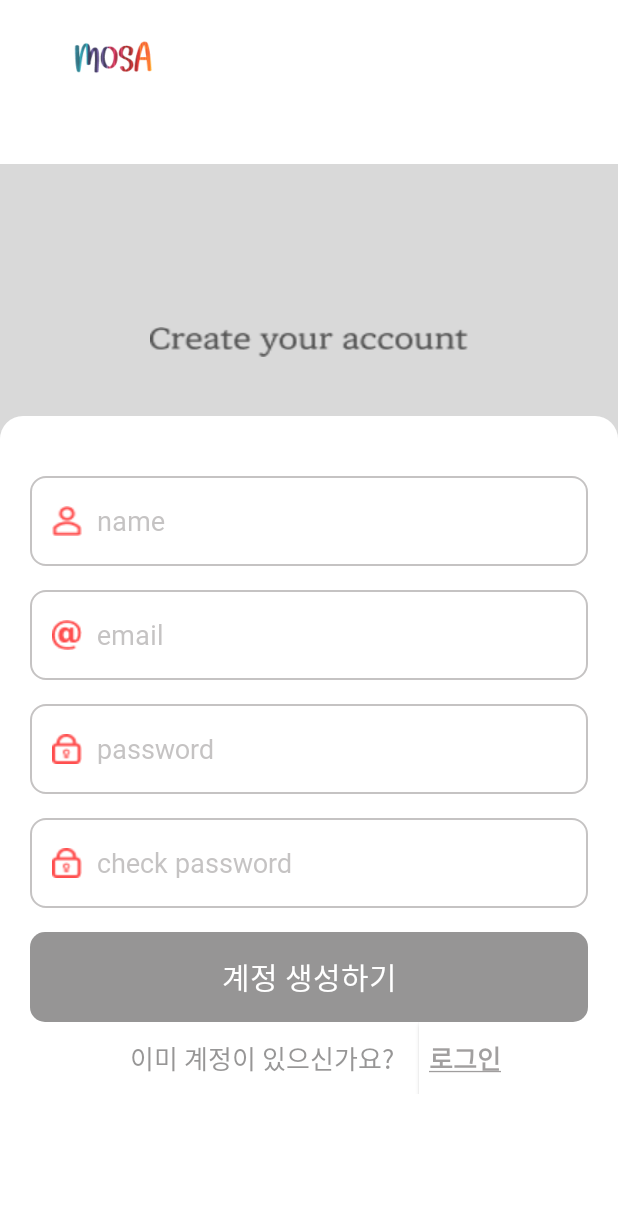
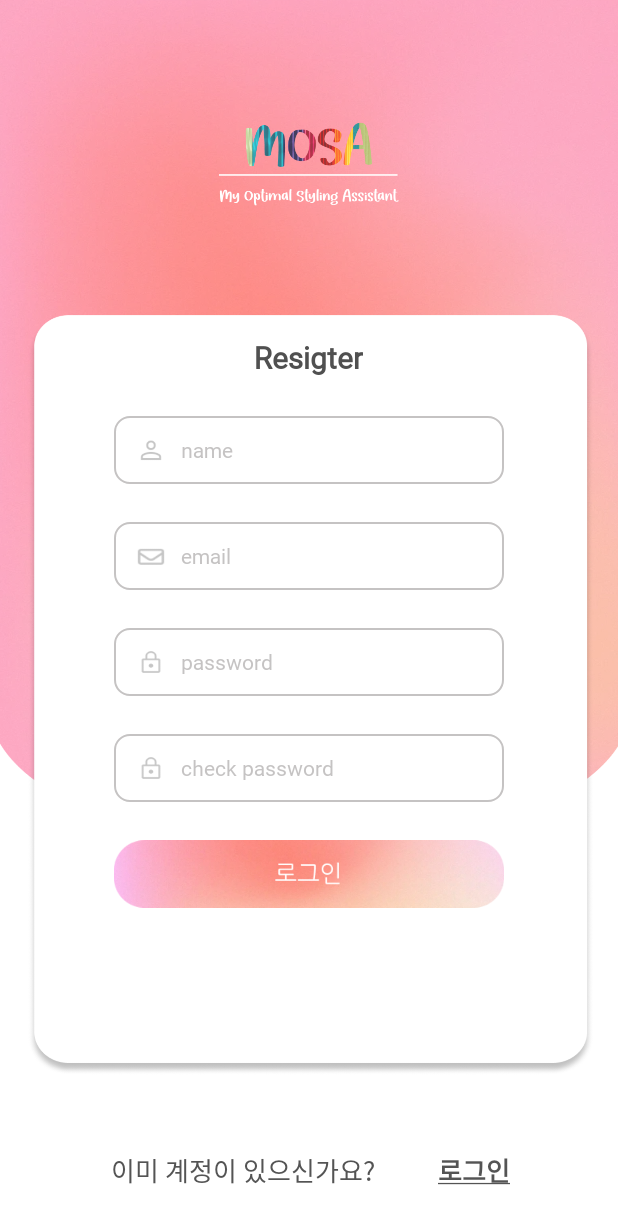
Before and after one commit to yunnn426/Mosa, an Android app: the screen it shows after launch once a user with an empty profile is signed in (subSignup), after a tap on "계정 생성하기", on a phone screen of 412 x 824 dp. Shown: the top 1224 px of the screen. Run offline under Robolectric (Android 15) with nearby library versions, the phone set to English and light mode, and no system bars; our stand-ins replace Firebase (no records; nobody signed in at launch, a user with empty details on screens opened directly).

Commit message:
로그인, 회원가입 화면 ui 수정

```diff
--- a/app/src/main/java/com/example/mosa/Signup.java
+++ b/app/src/main/java/com/example/mosa/Signup.java
@@ -5,6 +5,8 @@ import android.os.Bundle;
 import android.view.View;
 import android.widget.Button;
 import android.widget.EditText;
+import android.widget.ImageButton;
+import android.widget.TextView;
 import android.widget.Toast;
 
 import com.google.firebase.FirebaseApp;
@@ -15,7 +17,7 @@ import androidx.appcompat.app.AppCompatActivity;
 
 //이거를 main쪽의 같은 이름의 클래스로 바꿔서 생각
 public class Signup extends AppCompatActivity {
-    private Button login;
+    private ImageButton login;
     private EditText email_login;
     private EditText pwd_login;
     FirebaseAuth firebaseAuth;
@@ -56,8 +58,8 @@ public class Signup extends AppCompatActivity {
             startActivity(intent);
         });
 
-        Button imageButton = findViewById(R.id.Layout_signup);
-        imageButton.setOnClickListener(view -> {
+        Button signUp = findViewById(R.id.Layout_signup);
+        signUp.setOnClickListener(view -> {
             Intent intent = new Intent(getApplicationContext(),
                     subSignup.class);
             startActivity(intent);
--- a/app/src/main/java/com/example/mosa/subSignup.java
+++ b/app/src/main/java/com/example/mosa/subSignup.java
@@ -8,6 +8,7 @@ import android.util.Log;
 import android.view.View;
 import android.widget.Button;
 import android.widget.EditText;
+import android.widget.ImageButton;
 import android.widget.Toast;
 
 import androidx.annotation.NonNull;
@@ -33,7 +34,7 @@ import java.util.Map;
 public class subSignup extends AppCompatActivity {
     private static final String TAG = "RegisterActivity";
     EditText mEmailText, mPasswordText, mPasswordcheckText, mName;
-    Button mregisterBtn;
+    ImageButton mregisterBtn;
     private FirebaseAuth firebaseAuth;
 
     private EditText email_join;
--- a/app/src/main/res/layout/activity_signup.xml
+++ b/app/src/main/res/layout/activity_signup.xml
@@ -4,72 +4,66 @@
     android:layout_width="match_parent"
     android:layout_height="match_parent"
     android:orientation="vertical"
-    android:background="@color/white"
+    android:background="@drawable/signup_bg"
     >
 
     <ImageView
         android:id="@+id/mosa_logo"
         android:layout_width="120dp"
         android:layout_height="79dp"
-        android:layout_marginHorizontal="15dp"
-        android:background="@drawable/mosa_color"
 
+        android:layout_marginVertical="65dp"
+        android:background="@drawable/mosa_big"
+        app:layout_constraintEnd_toEndOf="parent"
+        app:layout_constraintHorizontal_bias="0.5"
         app:layout_constraintStart_toStartOf="parent"
         app:layout_constraintTop_toTopOf="parent"
         />
 
-    <ScrollView
+    <LinearLayout
+        android:id="@+id/signup_box"
         android:layout_width="match_parent"
         android:layout_height="wrap_content"
-        android:layout_weight="1"
+        android:gravity="center"
+        android:orientation="vertical"
+        android:layout_marginTop="80dp"
+        app:layout_constraintTop_toBottomOf="@id/mosa_logo"
+        >
 
-        app:layout_constraintTop_toBottomOf="@+id/mosa_logo"
+        <!--가입 텍스트-->
+        <TextView
+            android:id="@+id/register_text"
+            android:layout_width="wrap_content"
+            android:layout_height="wrap_content"
+
+            android:fontFamily="@font/nanumgothic"
+            android:text="Resigter"
+            android:textColor="#505050"
+            android:textSize="20dp"
+            android:textStyle="bold"
+
+            />
+
+        <!--이름-->
+        <LinearLayout
+            android:id="@+id/name1"
+            android:layout_width="260dp"
+            android:layout_height="45dp"
+            android:layout_marginTop="25dp"
+            android:background="@drawable/bin_red"
+            app:layout_constraintTop_toBottomOf="@+id/register_text"
             >
-        <LinearLayout
-            android:layout_width="match_parent"
-            android:layout_height="match_parent"
-            android:orientation="vertical" >
 
-            <FrameLayout
-                android:id="@+id/welcome"
-                android:layout_width="match_parent"
-                android:layout_height="match_parent" >
-                <ImageView
-                    android:layout_width="match_parent"
-                    android:layout_height="wrap_content"
-                    android:background="@drawable/account_image"
-                    android:layout_marginTop="30dp" />
-                <ImageView
-                    android:layout_width="match_parent"
-                    android:layout_height="wrap_content"
-                    android:background="@drawable/create_text"
-                    android:layout_gravity="center"
-                    android:layout_marginHorizontal="100dp"
-                    android:layout_marginTop="30dp" />
-                <View
-                    android:layout_width="match_parent"
-                    android:layout_height="40dp"
-                    android:layout_gravity="bottom"
-                    android:background="@drawable/bin_white"
-                    />
-            </FrameLayout>
-
-            <LinearLayout
-                android:layout_width="match_parent"
-                android:layout_height="60dp"
-                android:layout_marginBottom="16dp"
-                android:background="@drawable/bin_red"
-                android:layout_marginHorizontal="20dp"
-                >
             <ImageView
                 android:layout_width="20dp"
                 android:layout_height="20dp"
                 android:layout_gravity="center"
                 android:layout_marginLeft="10dp"
                 android:background="@drawable/user_icon" />
+
             <EditText
                 android:layout_width="match_parent"
-                    android:layout_height="50dp"
+                android:layout_height="match_parent"
                 android:layout_gravity="center"
                 android:layout_marginLeft="10dp"
                 android:background="#ffffff"
@@ -78,16 +72,20 @@
                 android:id="@+id/TextInputEditText_name"
                 android:textColor="@color/white_gray"
                 android:textColorHint="@color/white_gray"
+                android:textSize="14dp"
                 >
             </EditText>>
         </LinearLayout>>
 
+        <!--이메일-->
         <LinearLayout
-                android:layout_width="match_parent"
-                android:layout_height="60dp"
-                android:layout_marginBottom="16dp"
+            android:id="@+id/email1"
+            android:layout_width="260dp"
+            android:layout_height="45dp"
+            android:layout_marginTop="25dp"
             android:background="@drawable/bin_red"
-                android:layout_marginHorizontal="20dp">
+            app:layout_constraintTop_toBottomOf="@+id/name1"
+            >
 
             <ImageView
                 android:layout_width="20dp"
@@ -98,25 +96,58 @@
 
             <EditText
                 android:id="@+id/TextInputEditText_email"
-                    android:layout_width="295dp"
-                    android:layout_height="50dp"
+                android:layout_width="match_parent"
+                android:layout_height="match_parent"
                 android:layout_gravity="center"
                 android:layout_marginLeft="10dp"
                 android:background="#ffffff"
                 android:textColor="@color/white_gray"
                 android:textColorHint="@color/white_gray"
                 android:fontFamily="@font/nanumgothic"
-                    android:hint="email" />
+                android:hint="email"
+                android:textSize="14dp"/>
         </LinearLayout>
 
+        <!--비밀번호-->
+        <LinearLayout
+            android:id="@+id/password1"
+            android:layout_width="260dp"
+            android:layout_height="45dp"
+            android:layout_marginTop="25dp"
+            android:background="@drawable/bin_red"
+            app:layout_constraintTop_toBottomOf="@+id/email1"
+            >
+            <ImageView
+                android:layout_width="20dp"
+                android:layout_height="20dp"
+                android:layout_gravity="center"
+                android:layout_marginLeft="10dp"
+                android:background="@drawable/lock_icon" />
 
+            <EditText
+                android:layout_width="match_parent"
+                android:layout_height="match_parent"
+                android:layout_gravity="center"
+                android:layout_marginLeft="10dp"
+                android:background="#ffffff"
+                android:hint="password"
+                android:id="@+id/TextInputEditText_password"
+                android:textColor="@color/white_gray"
+                android:textColorHint="@color/white_gray"
+                android:fontFamily="@font/nanumgothic"
+                android:textSize="14dp"
+                >
+            </EditText>
+        </LinearLayout>
 
+        <!--비밀번호 확인-->
         <LinearLayout
-                android:layout_width="match_parent"
-                android:layout_height="60dp"
-                android:layout_marginBottom="16dp"
+            android:id="@+id/password2"
+            android:layout_width="260dp"
+            android:layout_height="45dp"
             android:background="@drawable/bin_red"
-                android:layout_marginHorizontal="20dp"
+            android:layout_marginTop="25dp"
+            app:layout_constraintTop_toBottomOf="@+id/password1"
             >
             <ImageView
                 android:layout_width="20dp"
@@ -126,35 +157,7 @@
                 android:background="@drawable/lock_icon" />
             <EditText
                 android:layout_width="match_parent"
-                    android:layout_height="50dp"
-                    android:layout_gravity="center"
-                    android:layout_marginLeft="10dp"
-                    android:background="#ffffff"
-                    android:hint="password"
-                    android:id="@+id/TextInputEditText_password"
-                    android:textColor="@color/white_gray"
-                    android:textColorHint="@color/white_gray"
-                    android:fontFamily="@font/nanumgothic"
-                    >
-                </EditText>
-            </LinearLayout>
-
-            <LinearLayout
-                android:layout_width="match_parent"
-                android:layout_height="60dp"
-                android:layout_marginBottom="16dp"
-                android:background="@drawable/bin_red"
-                android:layout_marginHorizontal="20dp"
-                >
-                <ImageView
-                    android:layout_width="20dp"
-                    android:layout_height="20dp"
-                    android:layout_gravity="center"
-                    android:layout_marginLeft="10dp"
-                    android:background="@drawable/lock_icon" />
-                <EditText
-                    android:layout_width="match_parent"
-                    android:layout_height="50dp"
+                android:layout_height="match_parent"
                 android:layout_gravity="center"
                 android:layout_marginLeft="10dp"
                 android:background="#ffffff"
@@ -163,40 +166,49 @@
                 android:textColorHint="@color/white_gray"
                 android:id="@+id/TextInputEditText_passwordcheck"
                 android:fontFamily="@font/nanumgothic"
+                android:textSize="14dp"
                 >
             </EditText>
         </LinearLayout>
 
-            <android.widget.Button
+        <!--계정 생성하기 버튼-->
+        <ImageButton
             android:id="@+id/Signup_button"
-                android:layout_width="match_parent"
-                android:layout_height="60dp"
+            android:layout_width="260dp"
+            android:layout_height="45dp"
             android:layout_gravity="center"
-                android:layout_marginHorizontal="20dp"
-                android:background="@drawable/bin_login2"
+            android:layout_marginTop="25dp"
+            android:background="@android:color/transparent"
             android:gravity="center"
             android:stateListAnimator="@null"
             android:text="계정 생성하기"
             android:textColor="#ffffff"
-                android:textSize="20dp"
+            android:textSize="16dp"
+            android:src="@drawable/login"
             android:fontFamily="@font/nanumgothic"
+            android:scaleType="fitCenter"
+            app:layout_constraintTop_toBottomOf="@+id/password2"
             >
-            </android.widget.Button>
+        </ImageButton>
 
+    </LinearLayout>
+
+    <!--이미 계정이 있으신가요?-->
     <LinearLayout
-                android:layout_width="270dp"
+        android:layout_width="match_parent"
         android:layout_height="wrap_content"
-                android:layout_gravity="center"
+        android:layout_marginBottom="20dp"
+        android:gravity="center"
         android:orientation="horizontal"
-                android:weightSum="10"
+        app:layout_constraintBottom_toBottomOf="parent"
         >
 
         <TextView
             android:layout_width="220dp"
             android:layout_height="wrap_content"
-                    android:layout_weight="3"
+
             android:gravity="center"
-                    android:textColor="@color/gray"
+            android:textColor="#545454"
             android:text="이미 계정이 있으신가요?"
             android:textSize="17sp"
             android:fontFamily="@font/nanumgothic"
@@ -206,20 +218,18 @@
             android:id="@+id/back_login"
             android:layout_width="wrap_content"
             android:layout_height="wrap_content"
-                    android:layout_weight="7"
+
             android:background="@color/white"
             android:text="@string/login"
             android:textStyle="bold"
-                    android:textColor="#925A5757"
+            android:textColor="#545454"
             android:textSize="17sp"
             android:fontFamily="@font/nanumgothic"
+            android:stateListAnimator="@null"
             >
 
         </android.widget.Button>
 
     </LinearLayout>
-        </LinearLayout>
-    </ScrollView>
-
 
 </androidx.constraintlayout.widget.ConstraintLayout>
--- a/app/src/main/res/values/strings.xml
+++ b/app/src/main/res/values/strings.xml
@@ -3,7 +3,8 @@
     <string name="next">다음</string>
     <string name="skip">건너뛰기</string>
     <string name="start">시작</string>
-    <string name="register"><u>계정 생성하기</u></string>
+    <string name="register"><u>계정 생성하기</u> </string>
+    <string name="find_pw"><u>비밀번호 찾기</u></string>
     <string name="login"><u>로그인</u></string>
     <string name="logout"><u>로그아웃</u></string>
 
```
Also changed, not shown: app/src/main/res/layout/activity_login.xml (+108 -113 lines), app/src/main/res/layout/personal_color.xml (+4 -4 lines), app/src/main/res/drawable/email_icon.png, app/src/main/res/drawable/lock_icon.png, app/src/main/res/drawable/login.png (added), app/src/main/res/drawable/login_bg.png (added), app/src/main/res/drawable/mosa_big.png (added), app/src/main/res/drawable/signup_bg.png (added), app/src/main/res/drawable/user_icon.png. Lines whose indentation alone changed are shown as unchanged.
